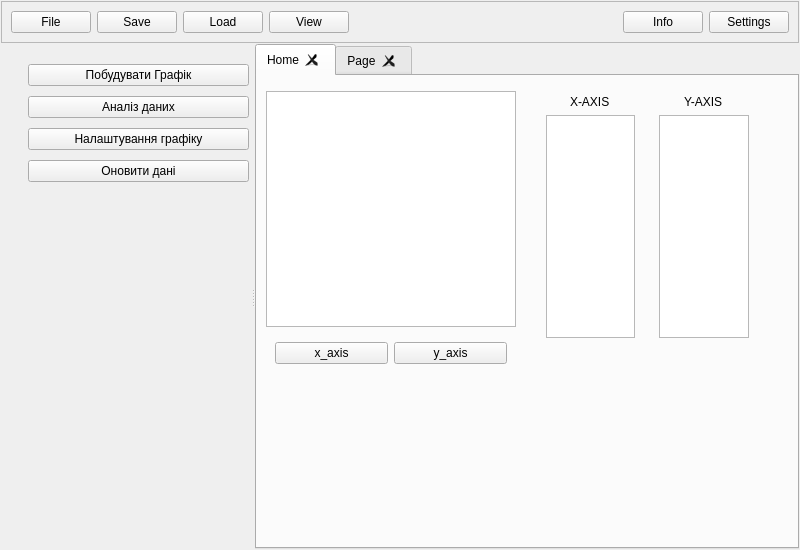
Qt form UI/main_window.ui (1DenLy/ChartInsight) before a commit.
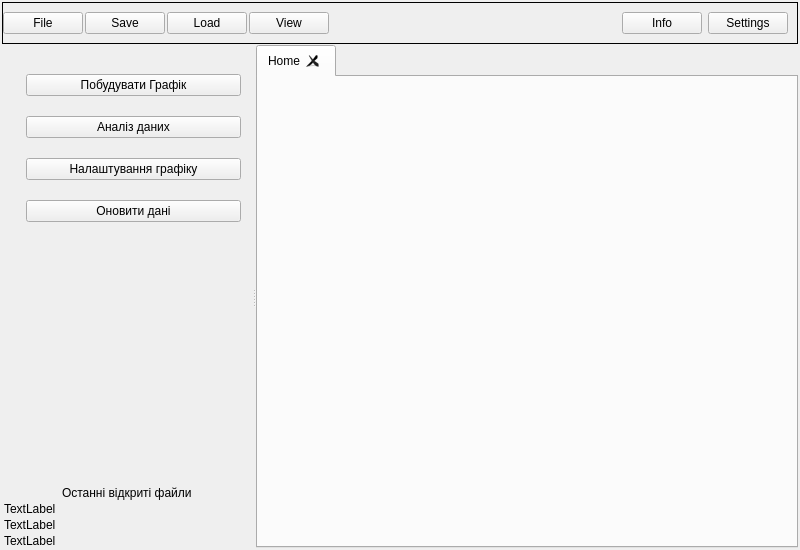
The same form after that commit. The open tabs and pages were chosen to show the change.

Commit message: new tab patch

What changed in the file:
```diff
--- a/UI/main_window.ui
+++ b/UI/main_window.ui
@@ -31,27 +31,27 @@
       <number>1</number>
      </property>
      <property name="leftMargin">
-      <number>1</number>
+      <number>2</number>
      </property>
      <property name="topMargin">
-      <number>1</number>
+      <number>2</number>
      </property>
      <property name="rightMargin">
-      <number>1</number>
+      <number>2</number>
      </property>
      <property name="bottomMargin">
-      <number>1</number>
+      <number>2</number>
      </property>
      <item>
       <widget class="QFrame" name="frame_up">
        <property name="minimumSize">
         <size>
          <width>0</width>
-         <height>30</height>
+         <height>20</height>
         </size>
        </property>
        <property name="frameShape">
-        <enum>QFrame::StyledPanel</enum>
+        <enum>QFrame::Box</enum>
        </property>
        <property name="lineWidth">
         <number>1</number>
@@ -75,8 +75,20 @@
         <item>
          <widget class="QFrame" name="horizontalFrame">
           <layout class="QHBoxLayout" name="horizontalLayout_5">
+           <property name="spacing">
+            <number>2</number>
+           </property>
+           <property name="leftMargin">
+            <number>0</number>
+           </property>
+           <property name="topMargin">
+            <number>0</number>
+           </property>
            <property name="rightMargin">
-            <number>1</number>
+            <number>0</number>
+           </property>
+           <property name="bottomMargin">
+            <number>0</number>
            </property>
            <item>
             <widget class="QPushButton" name="pushButton_open_file">
@@ -126,7 +138,7 @@
          <widget class="QFrame" name="horizontalFrame_2">
           <property name="minimumSize">
            <size>
-            <width>30</width>
+            <width>0</width>
             <height>0</height>
            </size>
           </property>
@@ -207,10 +219,10 @@
            </property>
            <layout class="QVBoxLayout" name="verticalLayout_2">
             <property name="spacing">
-             <number>10</number>
+             <number>2</number>
             </property>
             <property name="leftMargin">
-             <number>10</number>
+             <number>2</number>
             </property>
             <property name="topMargin">
              <number>20</number>
@@ -222,7 +234,8 @@
              <number>0</number>
             </property>
             <item>
-             <layout class="QHBoxLayout" name="frame_pushButton_plot">
+             <widget class="QFrame" name="frame_pushButton_plot">
+              <layout class="QHBoxLayout" name="layout_pushButton_plot">
               <item>
                <widget class="QLabel" name="icon_pushButton_plot">
                 <property name="text">
@@ -244,9 +257,14 @@
                </widget>
               </item>
              </layout>
+             </widget>
             </item>
             <item>
-             <layout class="QHBoxLayout" name="frame_pushButton_open_plot">
+             <widget class="QFrame" name="frame_pushButton_open_plot">
+              <property name="mouseTracking">
+               <bool>false</bool>
+              </property>
+              <layout class="QHBoxLayout" name="layout_pushButton_open_plot">
               <item>
                <widget class="QLabel" name="icon_pushButton_open_plot">
                 <property name="text">
@@ -268,9 +286,14 @@
                </widget>
               </item>
              </layout>
+             </widget>
             </item>
             <item>
-             <layout class="QHBoxLayout" name="frame_pushButton_plot_settings">
+             <widget class="QFrame" name="frame_pushButton_plot_settings">
+              <property name="cursor">
+               <cursorShape>ArrowCursor</cursorShape>
+              </property>
+              <layout class="QHBoxLayout" name="layout_pushButton_plot_settings">
               <item>
                <widget class="QLabel" name="icon_pushButton_plot_settings">
                 <property name="text">
@@ -292,9 +315,14 @@
                </widget>
               </item>
              </layout>
+             </widget>
             </item>
             <item>
-             <layout class="QHBoxLayout" name="frame_pushButton_data_update">
+             <widget class="QFrame" name="frame_pushButton_data_update">
+              <property name="cursor">
+               <cursorShape>ArrowCursor</cursorShape>
+              </property>
+              <layout class="QHBoxLayout" name="layout_pushButton_data_update">
               <item>
                <widget class="QLabel" name="icon_pushButton_data_update">
                 <property name="text">
@@ -316,6 +344,7 @@
                </widget>
               </item>
              </layout>
+             </widget>
             </item>
             <item>
              <spacer name="verticalSpacer">
@@ -330,6 +359,42 @@
               </property>
              </spacer>
             </item>
+            <item>
+             <layout class="QVBoxLayout" name="verticalLayout_7">
+              <item alignment="Qt::AlignHCenter">
+               <widget class="QLabel" name="label_3">
+                <property name="text">
+                 <string>Останні відкриті файли</string>
+                </property>
+               </widget>
+              </item>
+              <item>
+               <layout class="QVBoxLayout" name="verticalLayout_8">
+                <item>
+                 <widget class="QLabel" name="label_6">
+                  <property name="text">
+                   <string>TextLabel</string>
+                  </property>
+                 </widget>
+                </item>
+                <item>
+                 <widget class="QLabel" name="label_4">
+                  <property name="text">
+                   <string>TextLabel</string>
+                  </property>
+                 </widget>
+                </item>
+                <item>
+                 <widget class="QLabel" name="label_5">
+                  <property name="text">
+                   <string>TextLabel</string>
+                  </property>
+                 </widget>
+                </item>
+               </layout>
+              </item>
+             </layout>
+            </item>
            </layout>
           </widget>
           <widget class="QFrame" name="verticalFrame">
@@ -381,111 +446,6 @@
               <widget class="QWidget" name="Start_tab">
                <attribute name="title">
                 <string>Home</string>
-               </attribute>
-               <widget class="QFrame" name="horizontalFrame">
-                <property name="geometry">
-                 <rect>
-                  <x>0</x>
-                  <y>0</y>
-                  <width>268</width>
-                  <height>306</height>
-                 </rect>
-                </property>
-                <layout class="QVBoxLayout" name="verticalLayout_6">
-                 <item>
-                  <widget class="QFrame" name="verticalFrame">
-                   <layout class="QVBoxLayout" name="verticalLayout_3">
-                    <property name="spacing">
-                     <number>10</number>
-                    </property>
-                    <property name="leftMargin">
-                     <number>0</number>
-                    </property>
-                    <property name="topMargin">
-                     <number>0</number>
-                    </property>
-                    <property name="rightMargin">
-                     <number>0</number>
-                    </property>
-                    <property name="bottomMargin">
-                     <number>0</number>
-                    </property>
-                   </layout>
-                  </widget>
-                 </item>
-                 <item>
-                  <widget class="QListWidget" name="listWidget"/>
-                 </item>
-                 <item>
-                  <widget class="QFrame" name="horizontalFrame">
-                   <layout class="QHBoxLayout" name="horizontalLayout_2">
-                    <item>
-                     <widget class="QPushButton" name="pushButton_x_axis">
-                      <property name="text">
-                       <string>x_axis</string>
-                      </property>
-                     </widget>
-                    </item>
-                    <item>
-                     <widget class="QPushButton" name="pushButton_y_axis">
-                      <property name="text">
-                       <string>y_axis</string>
-                      </property>
-                     </widget>
-                    </item>
-                   </layout>
-                  </widget>
-                 </item>
-                </layout>
-               </widget>
-               <widget class="QWidget" name="horizontalLayoutWidget">
-                <property name="geometry">
-                 <rect>
-                  <x>280</x>
-                  <y>10</y>
-                  <width>221</width>
-                  <height>261</height>
-                 </rect>
-                </property>
-                <layout class="QHBoxLayout" name="horizontalLayout_7">
-                 <item>
-                  <widget class="QFrame" name="verticalFrame">
-                   <layout class="QVBoxLayout" name="verticalLayout_4">
-                    <item alignment="Qt::AlignHCenter">
-                     <widget class="QLabel" name="label">
-                      <property name="text">
-                       <string>X-AXIS</string>
-                      </property>
-                     </widget>
-                    </item>
-                    <item>
-                     <widget class="QListWidget" name="listWidget_x_axis"/>
-                    </item>
-                   </layout>
-                  </widget>
-                 </item>
-                 <item>
-                  <widget class="QFrame" name="verticalFrame_2">
-                   <layout class="QVBoxLayout" name="verticalLayout_5">
-                    <item alignment="Qt::AlignHCenter">
-                     <widget class="QLabel" name="label_2">
-                      <property name="text">
-                       <string>Y-AXIS</string>
-                      </property>
-                     </widget>
-                    </item>
-                    <item>
-                     <widget class="QListWidget" name="listWidget_y_axis"/>
-                    </item>
-                   </layout>
-                  </widget>
-                 </item>
-                </layout>
-               </widget>
-              </widget>
-              <widget class="QWidget" name="tab">
-               <attribute name="title">
-                <string>Page</string>
                </attribute>
               </widget>
              </widget>
```
Left out of the diff: 2 changed lines with no effect on the pictures. Lines whose indentation alone changed are shown as unchanged. The commit also changes 7 other files.
